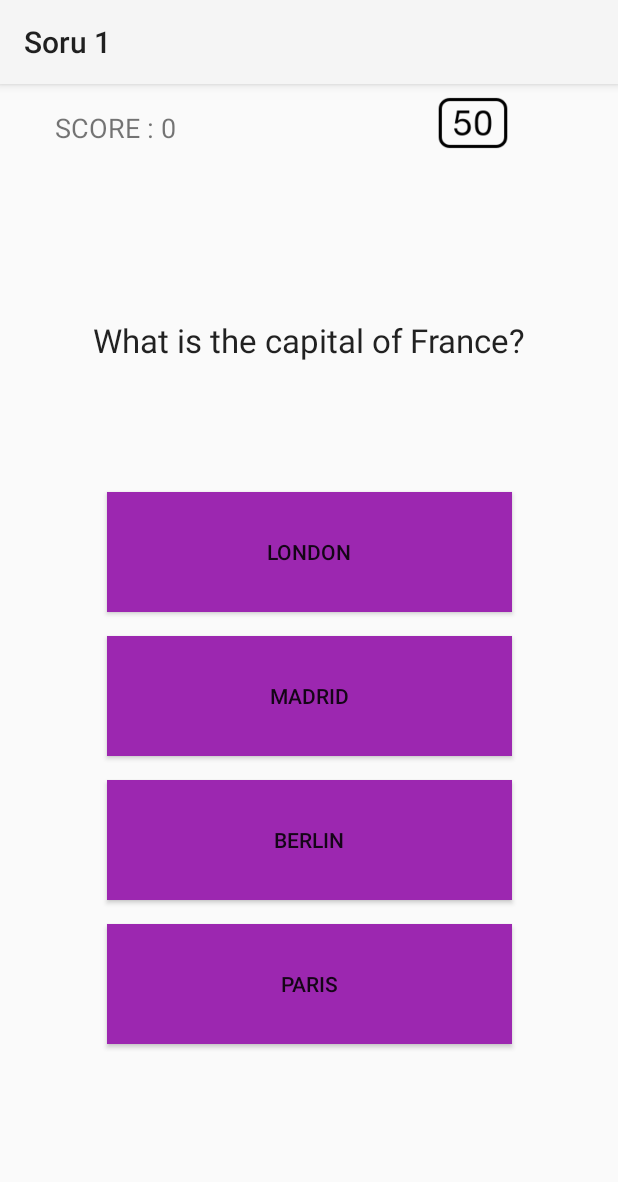
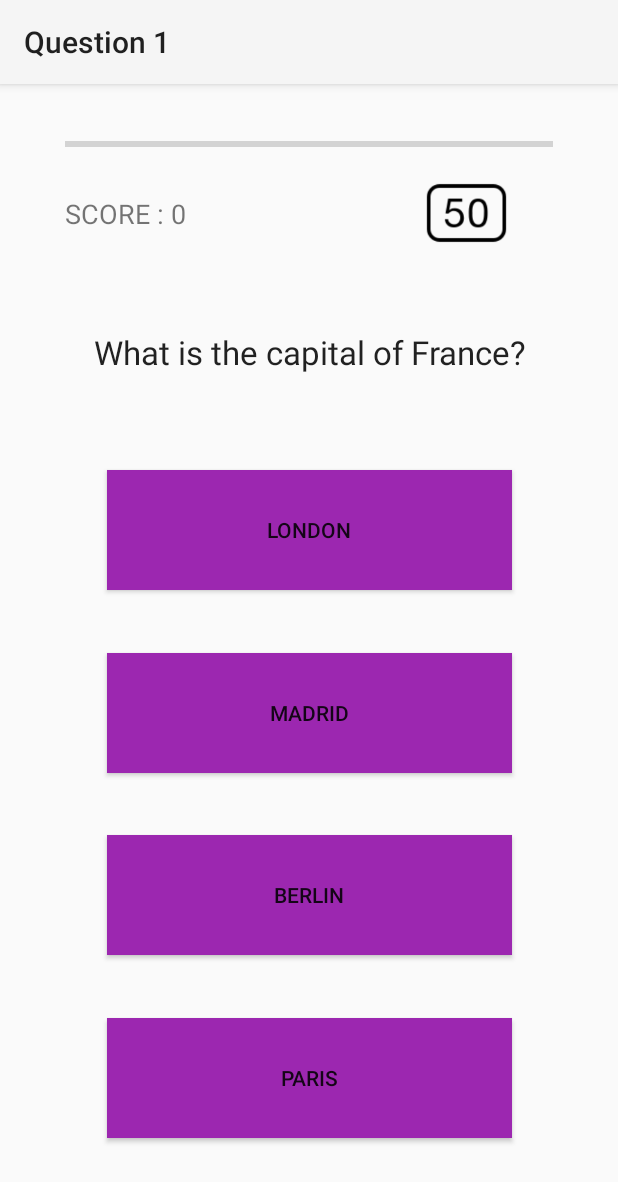
Before and after one commit to MertYigit0/Quiz-App, an Android app: the screen it shows after launch (MainActivity), on a phone screen of 412 x 824 dp. Shown: the top 1182 px of the screen. Run offline under Robolectric (Android 15) with nearby library versions, the phone set to English and light mode, and no system bars.

Commit message:
Progress Bar added.

```diff
--- a/app/src/main/java/com/example/quizapp2/MainActivity.java
+++ b/app/src/main/java/com/example/quizapp2/MainActivity.java
@@ -10,6 +10,7 @@ import android.os.Handler;
 import android.view.View;
 import android.widget.Button;
 import android.widget.ImageButton;
+import android.widget.ProgressBar;
 import android.widget.TextView;
 import androidx.appcompat.app.AppCompatActivity;
 import android.media.AudioManager;
@@ -36,6 +37,8 @@ public class MainActivity extends AppCompatActivity {
     private int soundID , soundID2;
     public      int questionNumber = 1;
 
+    private ProgressBar progressBar ;
+
     @Override
     protected void onCreate(Bundle savedInstanceState) {
         super.onCreate(savedInstanceState);
@@ -49,6 +52,7 @@ public class MainActivity extends AppCompatActivity {
         button3 = findViewById(R.id.button3);
         button4 = findViewById(R.id.button4);
         imageButton = findViewById(R.id.imageButton);
+        progressBar = findViewById(R.id.progressBar2);
 
         // Veritabanı bağlantısı oluştur
         dbHelper = new QuizDatabaseHelper(this);
@@ -144,9 +148,15 @@ public class MainActivity extends AppCompatActivity {
         // Bir sonraki soruyu göster
         currentQuestionIndex++;
         new Handler().postDelayed(() -> {
+
+            //soru numarasini arttir
             questionNumber += 1;
             String questionCountText = getString(R.string.question_number, questionNumber);
             setTitle(questionCountText);
+
+            //bar dolumu
+            progressBar.setProgress(questionNumber);
+
             showQuestion(currentQuestionIndex);
             resetButtonColors();
         }, 1500);
@@ -238,7 +248,7 @@ public class MainActivity extends AppCompatActivity {
         String[] columns = {"answer"};
         Cursor cursor = db.query("Answers", columns, null, null, null, null, null);
         if (cursor.moveToPosition(currentQuestionIndex)) {
-            String correctAnswer = cursor.getString(cursor.getColumnIndex("answer"));
+            @SuppressLint("Range") String correctAnswer = cursor.getString(cursor.getColumnIndex("answer"));
 
             // Diğer seçenekleri al
             String[] options = {button1.getText().toString(), button2.getText().toString(), button3.getText().toString(), button4.getText().toString()};
--- a/app/src/main/res/layout/activity_main.xml
+++ b/app/src/main/res/layout/activity_main.xml
@@ -11,10 +11,10 @@
         android:id="@+id/button4"
         android:layout_width="270dp"
         android:layout_height="80dp"
-        android:layout_marginBottom="16dp"
+        android:layout_marginBottom="40dp"
+        android:background="@color/myButtonColor"
         android:text="Button 4"
-        android:background="@color/myButtonColor"
-        app:layout_constraintBottom_toTopOf="@+id/button"
+        app:layout_constraintBottom_toBottomOf="parent"
         app:layout_constraintEnd_toEndOf="parent"
         app:layout_constraintStart_toStartOf="parent"
         app:layout_constraintTop_toBottomOf="@+id/button3" />
@@ -24,8 +24,8 @@
         android:layout_width="270dp"
         android:layout_height="80dp"
         android:layout_marginBottom="16dp"
+        android:background="@color/myButtonColor"
         android:text="Button 3"
-        android:background="@color/myButtonColor"
         app:layout_constraintBottom_toTopOf="@+id/button4"
         app:layout_constraintEnd_toEndOf="parent"
         app:layout_constraintStart_toStartOf="parent"
@@ -36,8 +36,8 @@
         android:layout_width="270dp"
         android:layout_height="80dp"
         android:layout_marginBottom="16dp"
+        android:background="@color/myButtonColor"
         android:text="Button 2"
-        android:background="@color/myButtonColor"
         app:layout_constraintBottom_toTopOf="@+id/button3"
         app:layout_constraintEnd_toEndOf="parent"
         app:layout_constraintStart_toStartOf="parent"
@@ -48,8 +48,8 @@
         android:layout_width="270dp"
         android:layout_height="80dp"
         android:layout_marginBottom="16dp"
+        android:background="@color/myButtonColor"
         android:text="Button 1"
-        android:background="@color/myButtonColor"
         app:layout_constraintBottom_toTopOf="@+id/button2"
         app:layout_constraintEnd_toEndOf="parent"
         app:layout_constraintStart_toStartOf="parent"
@@ -58,45 +58,56 @@
 
     <TextView
         android:id="@+id/textView2"
-        android:layout_width="337dp"
-        android:layout_height="202dp"
-        android:layout_marginTop="70dp"
+        android:layout_width="341dp"
+        android:layout_height="106dp"
+        android:layout_marginTop="100dp"
+        android:gravity="center"
         android:text="Hello World!"
         android:textAppearance="@style/TextAppearance.AppCompat.Large"
-        android:gravity="center"
         app:layout_constraintBottom_toTopOf="@+id/button"
         app:layout_constraintEnd_toEndOf="parent"
-        app:layout_constraintHorizontal_bias="0.495"
         app:layout_constraintStart_toStartOf="parent"
         app:layout_constraintTop_toTopOf="parent"
         app:layout_constraintVertical_bias="0.153" />
-
-
 
     <TextView
         android:id="@+id/textView"
         android:layout_width="126dp"
         android:layout_height="42dp"
+        android:layout_marginBottom="10dp"
         android:text="TextView"
         android:textColorHint="#1BDF0D"
         android:textSize="18sp"
-        app:layout_constraintBottom_toBottomOf="parent"
-        app:layout_constraintEnd_toEndOf="parent"
-        app:layout_constraintHorizontal_bias="0.129"
-        app:layout_constraintStart_toStartOf="parent"
-        app:layout_constraintTop_toTopOf="parent"
-        app:layout_constraintVertical_bias="0.023" />
+        app:layout_constraintBottom_toTopOf="@+id/textView2"
+        app:layout_constraintStart_toStartOf="@+id/progressBar2" />
 
     <ImageButton
         android:id="@+id/imageButton"
-        android:layout_width="105dp"
-        android:layout_height="52dp"
-        android:layout_marginStart="100dp"
+        android:layout_width="115dp"
+        android:layout_height="60dp"
+        android:layout_marginStart="84dp"
+        android:layout_marginBottom="10dp"
+        android:background="@android:color/transparent"
         android:scaleType="fitCenter"
-        android:background="@android:color/transparent"
+        app:layout_constraintBottom_toTopOf="@+id/textView2"
+        app:layout_constraintEnd_toEndOf="@+id/progressBar2"
+        app:layout_constraintHorizontal_bias="0.385"
         app:layout_constraintStart_toEndOf="@+id/textView"
-        app:srcCompat="@drawable/icon50"
-        tools:layout_editor_absoluteY="14dp" />
+        app:srcCompat="@drawable/icon50" />
+
+    <ProgressBar
+        android:id="@+id/progressBar2"
+        style="?android:attr/progressBarStyleHorizontal"
+        android:layout_width="325dp"
+        android:layout_height="0dp"
+        android:layout_marginStart="42dp"
+        android:layout_marginTop="6dp"
+        android:layout_marginEnd="42dp"
+        android:max="25"
+        app:layout_constraintBottom_toTopOf="@+id/textView"
+        app:layout_constraintEnd_toEndOf="parent"
+        app:layout_constraintStart_toStartOf="parent"
+        app:layout_constraintTop_toTopOf="parent" />
 
 
 </androidx.constraintlayout.widget.ConstraintLayout>
--- /dev/null
+++ b/app/src/main/res/layout/main_menu.xml
@@ -0,0 +1,6 @@
+<?xml version="1.0" encoding="utf-8"?>
+<androidx.constraintlayout.widget.ConstraintLayout xmlns:android="http://schemas.android.com/apk/res/android"
+    android:layout_width="match_parent"
+    android:layout_height="match_parent">
+
+</androidx.constraintlayout.widget.ConstraintLayout>
--- a/app/src/main/res/values/string.xml
+++ b/app/src/main/res/values/string.xml
@@ -1,5 +1,5 @@
 <?xml version="1.0" encoding="utf-8"?>
 
 <resources>
-    <string name="question_number">Soru %d</string>
+    <string name="question_number">Question %d</string>
 </resources>
```
